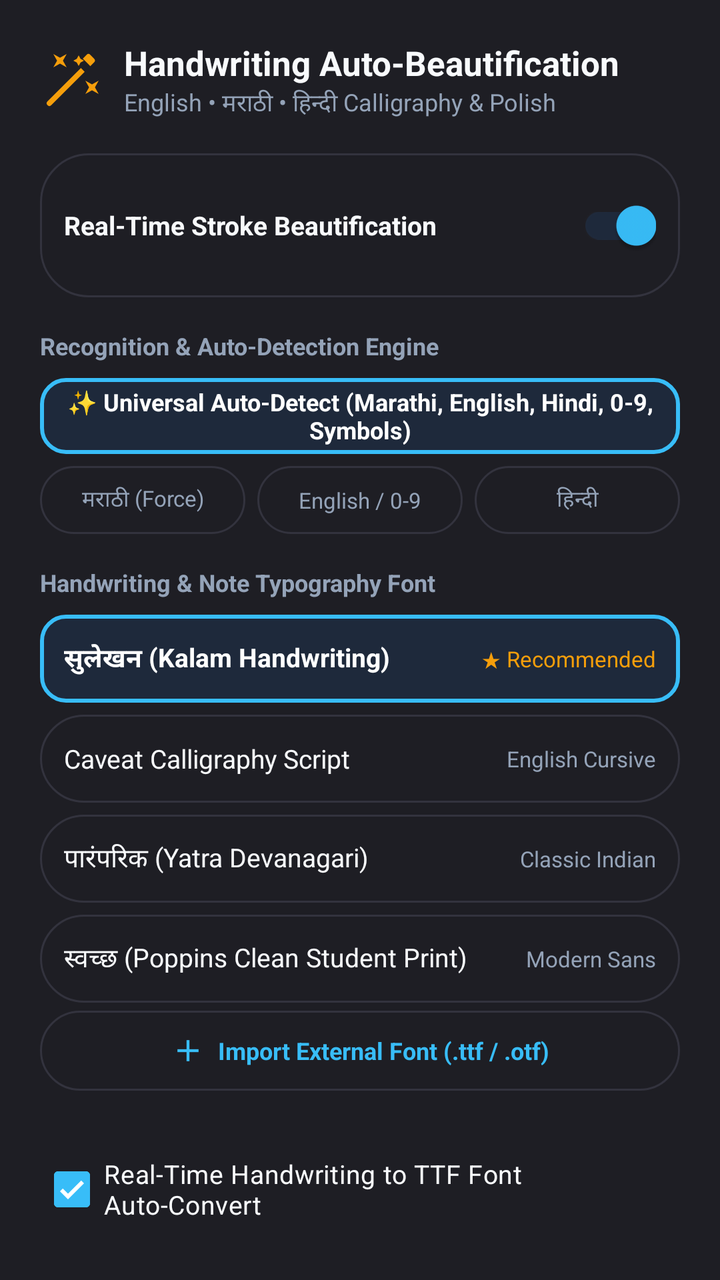
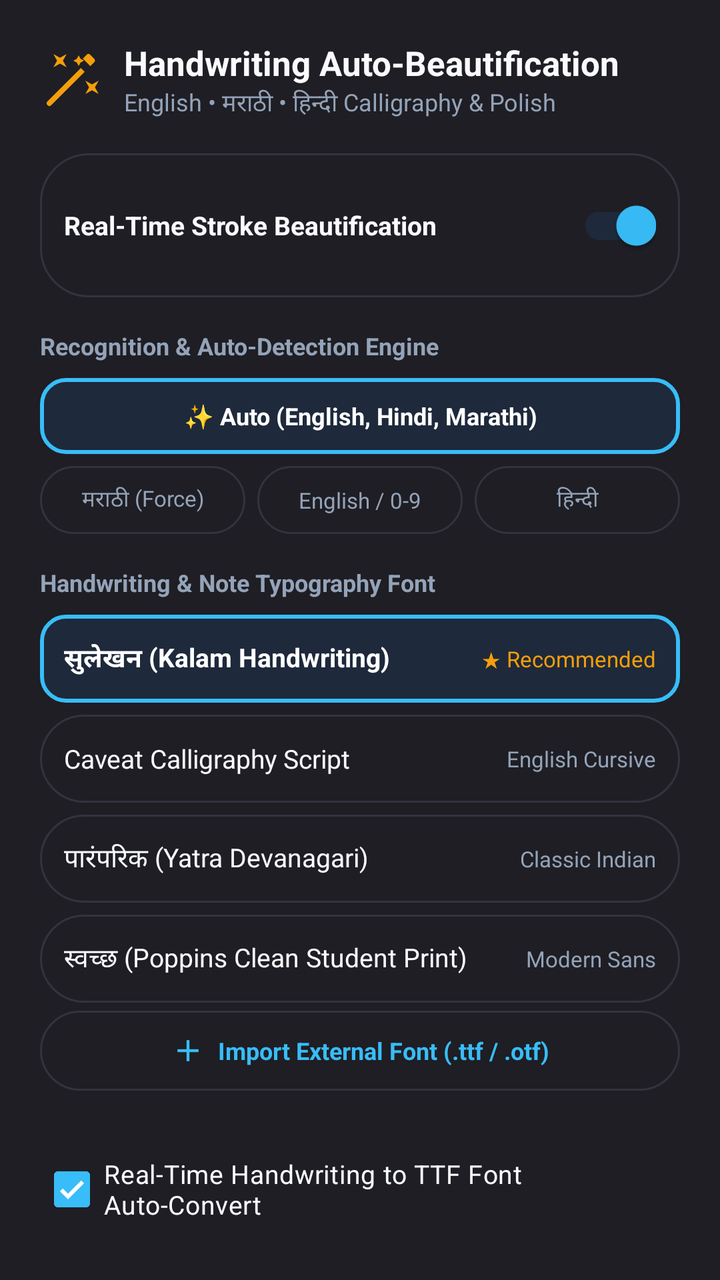

Two renders of the same Android screen: before a commit and after it. Below are the layout's source before the change and the commit's diff.
<!-- AndroidManifest.xml: application theme Theme.OpenNotes -->
<!-- res/layout/dialog_auto_beautify_settings.xml -->
<?xml version="1.0" encoding="utf-8"?>
<LinearLayout xmlns:android="http://schemas.android.com/apk/res/android"
    xmlns:app="http://schemas.android.com/apk/res-auto"
    android:layout_width="match_parent"
    android:layout_height="wrap_content"
    android:background="@color/surface"
    android:orientation="vertical"
    android:padding="20dp">

    
    <LinearLayout
        android:layout_width="match_parent"
        android:layout_height="wrap_content"
        android:gravity="center_vertical"
        android:orientation="horizontal"
        android:layout_marginBottom="16dp">

        <ImageView
            android:layout_width="32dp"
            android:layout_height="32dp"
            android:src="@drawable/ic_auto_beautify"
            app:tint="#F59E0B"
            android:layout_marginEnd="10dp" />

        <LinearLayout
            android:layout_width="0dp"
            android:layout_height="wrap_content"
            android:layout_weight="1"
            android:orientation="vertical">

            <TextView
                android:layout_width="wrap_content"
                android:layout_height="wrap_content"
                android:text="Handwriting Auto-Beautification"
                android:textColor="@color/text_primary"
                android:textSize="17sp"
                android:textStyle="bold" />

            <TextView
                android:layout_width="wrap_content"
                android:layout_height="wrap_content"
                android:text="English • मराठी • हिन्दी Calligraphy &amp; Polish"
                android:textColor="@color/text_secondary"
                android:textSize="12sp" />
        </LinearLayout>
    </LinearLayout>

    
    <LinearLayout
        android:layout_width="match_parent"
        android:layout_height="wrap_content"
        android:orientation="horizontal"
        android:gravity="center_vertical"
        android:padding="12dp"
        android:background="@drawable/bg_floating_pill"
        android:layout_marginBottom="16dp">

        <TextView
            android:layout_width="0dp"
            android:layout_height="wrap_content"
            android:layout_weight="1"
            android:text="Real-Time Stroke Beautification"
            android:textColor="@color/text_primary"
            android:textSize="13sp"
            android:textStyle="bold" />

        <androidx.appcompat.widget.SwitchCompat
            android:id="@+id/switchEnableBeautify"
            android:layout_width="wrap_content"
            android:layout_height="wrap_content"
            android:checked="true" />
    </LinearLayout>

    
    <TextView
        android:layout_width="wrap_content"
        android:layout_height="wrap_content"
        android:text="Recognition &amp; Auto-Detection Engine"
        android:textColor="@color/text_secondary"
        android:textSize="12sp"
        android:textStyle="bold"
        android:layout_marginBottom="8dp" />

    <LinearLayout
        android:layout_width="match_parent"
        android:layout_height="wrap_content"
        android:orientation="vertical"
        android:layout_marginBottom="16dp">

        <TextView
            android:id="@+id/btnLangAuto"
            android:layout_width="match_parent"
            android:layout_height="38dp"
            android:gravity="center"
            android:text="✨ Universal Auto-Detect (Marathi, English, Hindi, 0-9, Symbols)"
            android:textColor="#FFFFFF"
            android:textSize="12sp"
            android:textStyle="bold"
            android:background="@drawable/bg_tool_button_active"
            android:layout_marginBottom="6dp"
            android:clickable="true"
            android:focusable="true" />

        <LinearLayout
            android:layout_width="match_parent"
            android:layout_height="34dp"
            android:orientation="horizontal">

            <TextView
                android:id="@+id/btnLangMarathi"
                android:layout_width="0dp"
                android:layout_height="match_parent"
                android:layout_weight="1"
                android:gravity="center"
                android:text="मराठी (Force)"
                android:textColor="@color/text_secondary"
                android:textSize="11sp"
                android:background="@drawable/bg_floating_pill"
                android:clickable="true"
                android:focusable="true" />

            <TextView
                android:id="@+id/btnLangEnglish"
                android:layout_width="0dp"
                android:layout_height="match_parent"
                android:layout_weight="1"
                android:layout_marginStart="6dp"
                android:gravity="center"
                android:text="English / 0-9"
                android:textColor="@color/text_secondary"
                android:textSize="11sp"
                android:background="@drawable/bg_floating_pill"
                android:clickable="true"
                android:focusable="true" />

            <TextView
                android:id="@+id/btnLangHindi"
                android:layout_width="0dp"
                android:layout_height="match_parent"
                android:layout_weight="1"
                android:layout_marginStart="6dp"
                android:gravity="center"
                android:text="हिन्दी"
                android:textColor="@color/text_secondary"
                android:textSize="11sp"
                android:background="@drawable/bg_floating_pill"
                android:clickable="true"
                android:focusable="true" />
        </LinearLayout>
    </LinearLayout>

    
    <TextView
        android:layout_width="wrap_content"
        android:layout_height="wrap_content"
        android:text="Handwriting &amp; Note Typography Font"
        android:textColor="@color/text_secondary"
        android:textSize="12sp"
        android:textStyle="bold"
        android:layout_marginBottom="8dp" />

    <LinearLayout
        android:id="@+id/layoutFontChoices"
        android:layout_width="match_parent"
        android:layout_height="wrap_content"
        android:orientation="vertical"
        android:layout_marginBottom="16dp">

        <LinearLayout
            android:id="@+id/btnFontKalam"
            android:layout_width="match_parent"
            android:layout_height="44dp"
            android:orientation="horizontal"
            android:gravity="center_vertical"
            android:paddingHorizontal="12dp"
            android:background="@drawable/bg_tool_button_active"
            android:layout_marginBottom="6dp"
            android:clickable="true"
            android:focusable="true">

            <TextView
                android:layout_width="0dp"
                android:layout_height="wrap_content"
                android:layout_weight="1"
                android:text="सुलेखन (Kalam Handwriting)"
                android:textColor="#FFFFFF"
                android:textSize="13sp"
                android:textStyle="bold" />

            <TextView
                android:layout_width="wrap_content"
                android:layout_height="wrap_content"
                android:text="★ Recommended"
                android:textColor="#F59E0B"
                android:textSize="11sp" />
        </LinearLayout>

        <LinearLayout
            android:id="@+id/btnFontCaveat"
            android:layout_width="match_parent"
            android:layout_height="44dp"
            android:orientation="horizontal"
            android:gravity="center_vertical"
            android:paddingHorizontal="12dp"
            android:background="@drawable/bg_floating_pill"
            android:layout_marginBottom="6dp"
            android:clickable="true"
            android:focusable="true">

            <TextView
                android:layout_width="0dp"
                android:layout_height="wrap_content"
                android:layout_weight="1"
                android:text="Caveat Calligraphy Script"
                android:textColor="@color/text_primary"
                android:textSize="13sp" />

            <TextView
                android:layout_width="wrap_content"
                android:layout_height="wrap_content"
                android:text="English Cursive"
                android:textColor="@color/text_secondary"
                android:textSize="11sp" />
        </LinearLayout>

        <LinearLayout
            android:id="@+id/btnFontYatra"
            android:layout_width="match_parent"
            android:layout_height="44dp"
            android:orientation="horizontal"
            android:gravity="center_vertical"
            android:paddingHorizontal="12dp"
            android:background="@drawable/bg_floating_pill"
            android:layout_marginBottom="6dp"
            android:clickable="true"
            android:focusable="true">

            <TextView
                android:layout_width="0dp"
                android:layout_height="wrap_content"
                android:layout_weight="1"
                android:text="पारंपरिक (Yatra Devanagari)"
                android:textColor="@color/text_primary"
                android:textSize="13sp" />

            <TextView
                android:layout_width="wrap_content"
                android:layout_height="wrap_content"
                android:text="Classic Indian"
                android:textColor="@color/text_secondary"
                android:textSize="11sp" />
        </LinearLayout>

        <LinearLayout
            android:id="@+id/btnFontPoppins"
            android:layout_width="match_parent"
            android:layout_height="44dp"
            android:orientation="horizontal"
            android:gravity="center_vertical"
            android:paddingHorizontal="12dp"
            android:background="@drawable/bg_floating_pill"
            android:clickable="true"
            android:focusable="true">

            <TextView
                android:layout_width="0dp"
                android:layout_height="wrap_content"
                android:layout_weight="1"
                android:text="स्वच्छ (Poppins Clean Student Print)"
                android:textColor="@color/text_primary"
                android:textSize="13sp" />

            <TextView
                android:layout_width="wrap_content"
                android:layout_height="wrap_content"
                android:text="Modern Sans"
                android:textColor="@color/text_secondary"
                android:textSize="11sp" />
        </LinearLayout>

        
        <LinearLayout
            android:id="@+id/layoutCustomFontList"
            android:layout_width="match_parent"
            android:layout_height="wrap_content"
            android:orientation="vertical" />

        
        <LinearLayout
            android:id="@+id/btnImportExternalFont"
            android:layout_width="match_parent"
            android:layout_height="40dp"
            android:orientation="horizontal"
            android:gravity="center"
            android:background="@drawable/bg_floating_pill"
            android:layout_marginTop="4dp"
            android:layout_marginBottom="12dp"
            android:clickable="true"
            android:focusable="true">

            <ImageView
                android:layout_width="18dp"
                android:layout_height="18dp"
                android:src="@drawable/ic_add"
                app:tint="@color/accent"
                android:layout_marginEnd="6dp" />

            <TextView
                android:layout_width="wrap_content"
                android:layout_height="wrap_content"
                android:text="Import External Font (.ttf / .otf)"
                android:textColor="@color/accent"
                android:textSize="12sp"
                android:textStyle="bold" />
        </LinearLayout>
    </LinearLayout>

    
    <com.google.android.material.checkbox.MaterialCheckBox
        android:id="@+id/checkAutoConvertText"
        android:layout_width="match_parent"
        android:layout_height="wrap_content"
        android:text="Real-Time Handwriting to TTF Font Auto-Convert"
        android:textColor="@color/text_primary"
        android:textSize="13sp"
        android:checked="true"
        android:layout_marginBottom="4dp" />

    
    <com.google.android.material.checkbox.MaterialCheckBox
        android:id="@+id/checkShirorekhaSnap"
        android:layout_width="match_parent"
        android:layout_height="wrap_content"
        android:text="Devanagari Top-Line (शिरोरेखा) Level Snapping"
        android:textColor="@color/text_primary"
        android:textSize="13sp"
        android:checked="true"
        android:layout_marginBottom="12dp" />

    
    <androidx.cardview.widget.CardView
        android:layout_width="match_parent"
        android:layout_height="64dp"
        app:cardCornerRadius="12dp"
        app:cardBackgroundColor="@color/editor_bg"
        app:cardElevation="2dp"
        android:layout_marginBottom="16dp">

        <TextView
            android:id="@+id/textBeautifyPreview"
            android:layout_width="match_parent"
            android:layout_height="match_parent"
            android:gravity="center"
            android:text="माझे सुंदर सुलेखन • OpenNotes"
            android:textColor="#38BDF8"
            android:textSize="18sp"
            android:textStyle="bold" />
    </androidx.cardview.widget.CardView>

    
    <LinearLayout
        android:layout_width="match_parent"
        android:layout_height="wrap_content"
        android:gravity="end"
        android:orientation="horizontal">

        <Button
            android:id="@+id/btnCancelBeautifyDialog"
            style="@style/Widget.Material3.Button.TextButton"
            android:layout_width="wrap_content"
            android:layout_height="wrap_content"
            android:text="Close"
            android:textStyle="bold"
            android:textColor="@color/text_primary" />

        <Button
            android:id="@+id/btnApplyBeautifyDialog"
            style="@style/Widget.Material3.Button"
            android:layout_width="wrap_content"
            android:layout_height="wrap_content"
            android:layout_marginStart="8dp"
            android:text="Save &amp; Apply"
            android:textStyle="bold"
            android:textColor="#FFFFFF"
            app:backgroundTint="@color/accent" />
    </LinearLayout>

</LinearLayout>
<!-- resources referenced by this layout -->
<resources>
  <color name="accent">#38BDF8</color>
  <color name="editor_bg">#121214</color>
  <color name="surface">#1E1E24</color>
  <color name="text_primary">#F8FAFC</color>
  <color name="text_secondary">#94A3B8</color>
  <!-- drawable bg_floating_pill (drawable) -->
  <?xml version="1.0" encoding="utf-8"?>
  <shape xmlns:android="http://schemas.android.com/apk/res/android"
      android:shape="rectangle">
      <corners android:radius="24dp" />
      <solid android:color="@color/surface" />
      <stroke
          android:width="1dp"
          android:color="@color/divider" />
  </shape>
  <!-- drawable bg_tool_button_active (drawable) -->
  <?xml version="1.0" encoding="utf-8"?>
  <shape xmlns:android="http://schemas.android.com/apk/res/android"
      android:shape="rectangle">
      <corners android:radius="12dp" />
      <solid android:color="@color/accent_light" />
      <stroke android:width="2dp" android:color="@color/accent" />
  </shape>
  <!-- drawable ic_add (drawable) -->
  <vector xmlns:android="http://schemas.android.com/apk/res/android"
      android:width="24dp"
      android:height="24dp"
      android:viewportWidth="24"
      android:viewportHeight="24">
      <path
          android:fillColor="#FFFFFF"
          android:pathData="M19,13h-6v6h-2v-6H5v-2h6V5h2v6h6v2z" />
  </vector>
  <!-- drawable ic_auto_beautify (drawable) -->
  <vector xmlns:android="http://schemas.android.com/apk/res/android"
      android:width="24dp"
      android:height="24dp"
      android:viewportWidth="24"
      android:viewportHeight="24">
      
      <path
          android:fillColor="#FFFFFFFF"
          android:pathData="M7.5,5.6L5,7L6.4,4.5L5,2L7.5,3.4L10,2L8.6,4.5L10,7L7.5,5.6z" />
      
      <path
          android:fillColor="#FFFFFFFF"
          android:pathData="M19.5,15.6L17,17L18.4,14.5L17,12L19.5,13.4L22,12L20.6,14.5L22,17L19.5,15.6z" />
      
      <path
          android:fillColor="#FFFFFFFF"
          android:pathData="M2.81,21.19a1,1 0,0 1,0 -1.41L15.34,7.25l1.41,1.41L4.22,21.19a1,1 0,0 1,-1.41 0zM17.46,5.13l1.41,1.41 1.41,-1.41a1,1 0,0 0,0 -1.41l-1.41,-1.41a1,1 0,0 0,-1.41 0l-1.41,1.41 1.41,1.41z" />
      
      <path
          android:fillColor="#FFFFFFFF"
          android:pathData="M14.5,2.5L13.8,3.8L12.5,4.5L13.8,5.2L14.5,6.5L15.2,5.2L16.5,4.5L15.2,3.8z" />
  </vector>
  <color name="divider">#33333E</color>
  <color name="accent_light">#1E293B</color>
  <color name="accent_blue">#3B82F6</color>
  <color name="surface_variant">#2A2A32</color>
  <color name="window_background">#121214</color>
  <color name="surface_card">#24242B</color>
  <style name="Widget.OpenNotes.DialogButton.Positive" parent="Widget.Material3.Button.TextButton.Dialog">
          <item name="android:textColor">@color/accent</item>
          <item name="android:textStyle">bold</item>
          <item name="android:textSize">14sp</item>
          <item name="android:textAllCaps">false</item>
      </style>
  <style name="Widget.OpenNotes.DialogButton.Negative" parent="Widget.Material3.Button.TextButton.Dialog">
          <item name="android:textColor">@color/text_primary</item>
          <item name="android:textStyle">bold</item>
          <item name="android:textSize">14sp</item>
          <item name="android:textAllCaps">false</item>
      </style>
  <style name="Widget.OpenNotes.DialogButton.Neutral" parent="Widget.Material3.Button.TextButton.Dialog">
          <item name="android:textColor">@color/text_secondary</item>
          <item name="android:textSize">14sp</item>
          <item name="android:textAllCaps">false</item>
      </style>
  <!-- unchanged entries left out for length: 2 -->
</resources>

<!-- the commit's change to res/layout/dialog_auto_beautify_settings.xml (unified diff, before → after) -->
@@ -92,7 +92,7 @@
             android:layout_width="match_parent"
             android:layout_height="38dp"
             android:gravity="center"
-            android:text="✨ Universal Auto-Detect (Marathi, English, Hindi, 0-9, Symbols)"
+            android:text="✨ Auto (English, Hindi, Marathi)"
             android:textColor="#FFFFFF"
             android:textSize="12sp"
             android:textStyle="bold"
